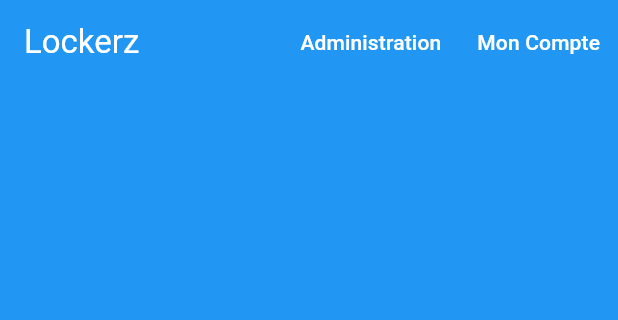
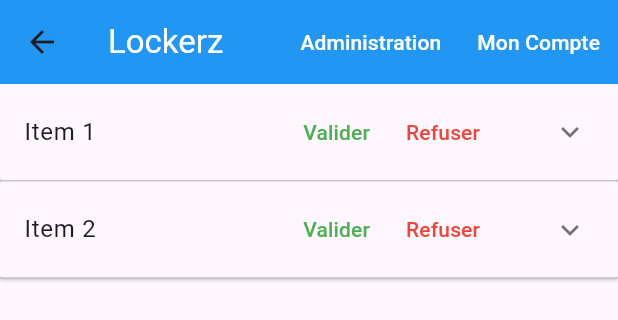
Before and after one commit to HugoM38/lockerz, a Flutter app: the NavBar widget shown alone on an empty page, opened directly, after a tap on "Administration", on a phone screen of 412 x 824 dp. Shown: the top 320 px of the screen. Run offline on Flutter 3.47's test engine with Material 3 defaults, Android fonts, the phone set to English and light mode, and no system bars.

Commit message:
Feat: Administration page

```diff
--- /dev/null
+++ b/lib/views/admin/administration_page.dart
@@ -0,0 +1,31 @@
+import 'package:flutter/material.dart';
+import 'package:lockerz/views/shared/administration_item.dart';
+
+import '../shared/navbar.dart';
+
+class AdministrationPage extends StatefulWidget {
+  @override
+  _AdministrationPageState createState() => _AdministrationPageState();
+}
+
+class _AdministrationPageState extends State<AdministrationPage> {
+  @override
+  Widget build(BuildContext context) {
+    return Scaffold(
+      appBar: const NavBar(),
+      body: ListView(
+        children: const [
+          AdministrationItem(
+            title: 'Item 1',
+            details: 'More details about item 1.',
+          ),
+          AdministrationItem(
+            title: 'Item 2',
+            details: 'More details about item 2.',
+          ),
+          // Add more items here
+        ],
+      ),
+    );
+  }
+}
--- /dev/null
+++ b/lib/views/shared/administration_item.dart
@@ -0,0 +1,73 @@
+import 'package:flutter/material.dart';
+
+class AdministrationItem extends StatefulWidget {
+  final String title;
+  final String details;
+
+  const AdministrationItem({
+    super.key,
+    required this.title,
+    required this.details,
+  });
+
+  @override
+  _AdministrationItemState createState() => _AdministrationItemState();
+}
+
+class _AdministrationItemState extends State<AdministrationItem> {
+  bool _isExpanded = false;
+
+  @override
+  Widget build(BuildContext context) {
+    return Column(
+      children: [
+        ExpansionPanelList(
+          elevation: 1,
+          expandedHeaderPadding: EdgeInsets.zero,
+          expansionCallback: (int index, bool isExpanded) {
+            setState(() {
+              _isExpanded = !_isExpanded;
+            });
+          },
+          children: [
+            ExpansionPanel(
+              headerBuilder: (BuildContext context, bool isExpanded) {
+                return ListTile(
+                  title: Row(
+                    mainAxisAlignment: MainAxisAlignment.spaceBetween,
+                    children: [
+                      Text(widget.title),
+                      Row(
+                        children: [
+                          TextButton(
+                            onPressed: () {
+                              // API Accept Request
+                              debugPrint("Valider Reservation");
+                            },
+                            child: const Text('Valider', style: TextStyle(color: Colors.green)),
+                          ),
+                          TextButton(
+                            onPressed: () {
+                              // API Refuse Request
+                              debugPrint("Refuser Reservation");
+                            },
+                            child: const Text('Refuser', style: TextStyle(color: Colors.red)),
+                          ),
+                        ],
+                      ),
+                    ],
+                  ),
+                );
+              },
+              body: ListTile(
+                title: Text(widget.details),
+              ),
+              isExpanded: _isExpanded,
+            ),
+          ],
+        ),
+        const Divider(height: 1),
+      ],
+    );
+  }
+}
--- a/lib/views/shared/navbar.dart
+++ b/lib/views/shared/navbar.dart
@@ -1,4 +1,6 @@
 import 'package:flutter/material.dart';
+import 'package:lockerz/views/edit_account_page.dart';
+import '../admin/administration_page.dart';
 
 class NavBar extends StatelessWidget implements PreferredSizeWidget {
   const NavBar({
@@ -12,7 +14,10 @@ class NavBar extends StatelessWidget implements PreferredSizeWidget {
       actions: [
         TextButton(
           onPressed: () => {
-            debugPrint("Administration")
+            debugPrint("Administration"),
+            Navigator.push(
+              context, MaterialPageRoute(builder: (context) => AdministrationPage()),
+            )
           },
           child: const Text(
             'Administration',
@@ -21,7 +26,10 @@ class NavBar extends StatelessWidget implements PreferredSizeWidget {
         ),
         TextButton(
           onPressed: () => {
-            debugPrint("Mon Compte")
+            debugPrint("Mon Compte"),
+            Navigator.push(
+              context, MaterialPageRoute(builder: (context) => const EditAccountPage()),
+            )
           },
           child: const Text(
             'Mon Compte',
```
